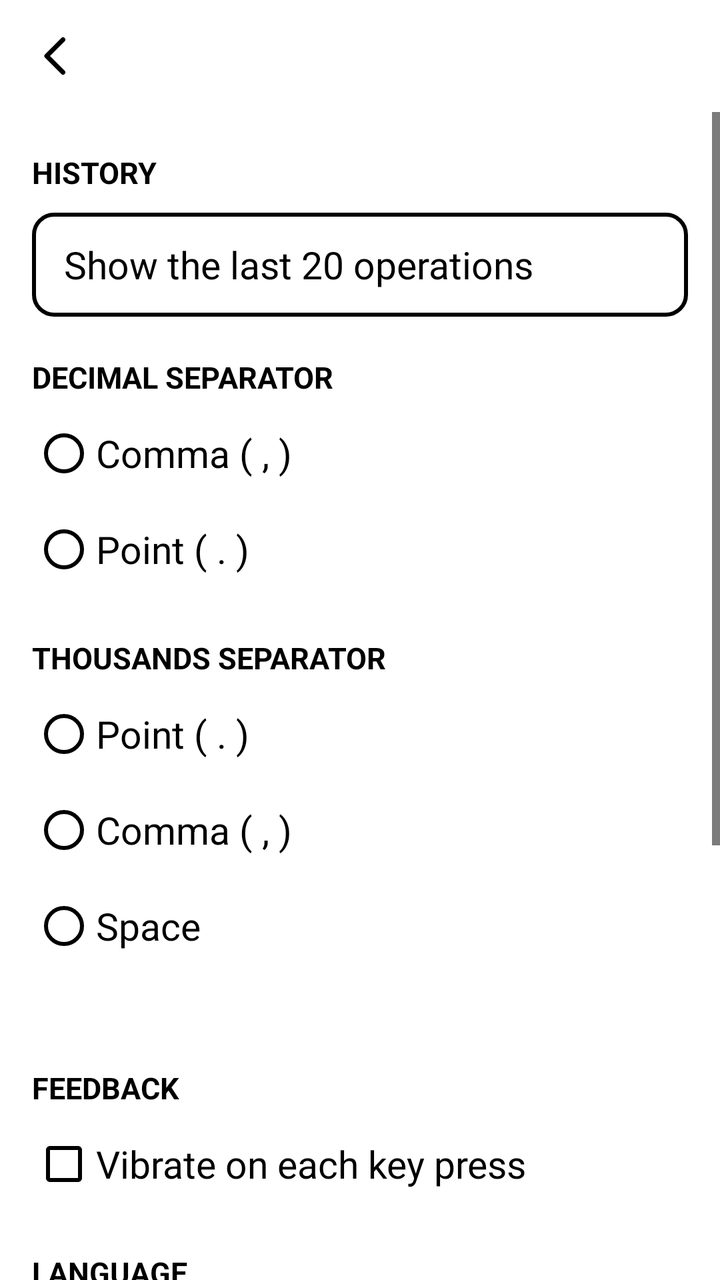
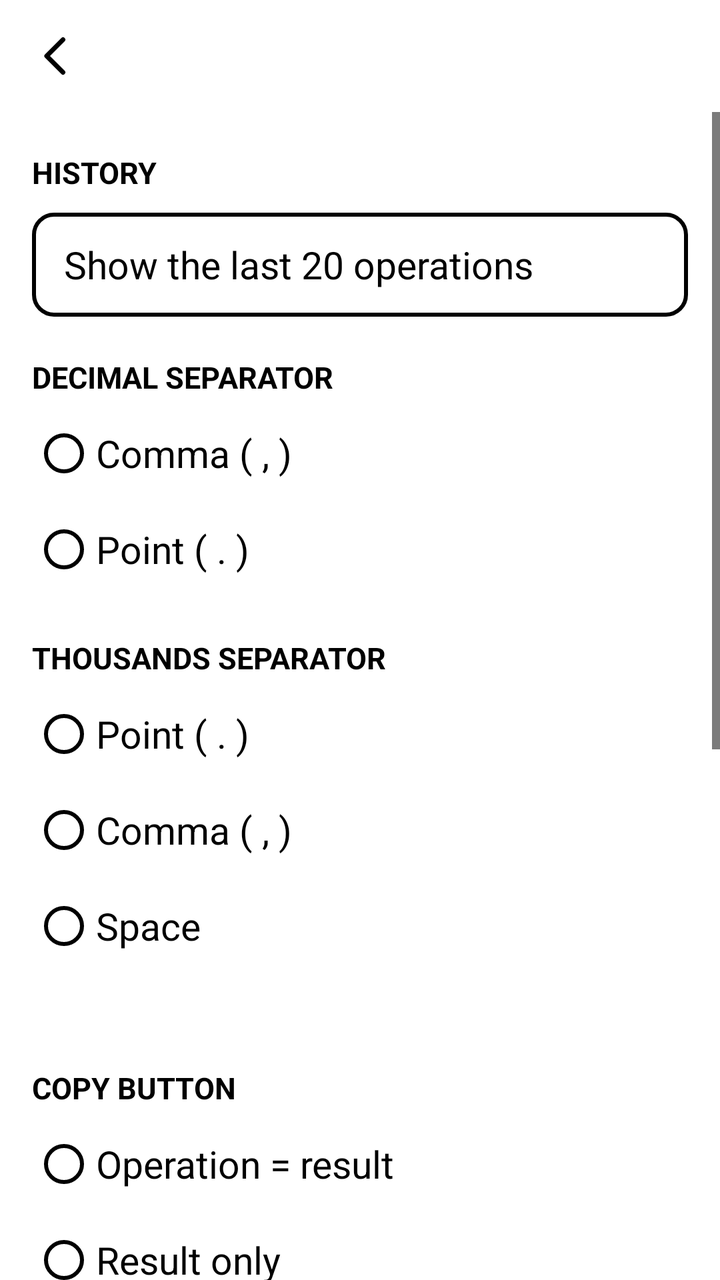

An Android layout rendered at two revisions. The XML below is the earlier revision; the diff shows what the commit changed to produce the second picture.
<!-- AndroidManifest.xml: application theme Theme.PaperCalc -->
<!-- res/layout/activity_settings.xml -->
<?xml version="1.0" encoding="utf-8"?>
<LinearLayout xmlns:android="http://schemas.android.com/apk/res/android"
    android:layout_width="match_parent"
    android:layout_height="match_parent"
    android:background="@color/paper"
    android:orientation="vertical">

    <include layout="@layout/top_bar" />

    <ScrollView
        android:layout_width="match_parent"
        android:layout_height="0dp"
        android:layout_weight="1"
        android:fadeScrollbars="false"
        android:overScrollMode="never"
        android:scrollbarStyle="outsideOverlay">

        <LinearLayout
            android:layout_width="match_parent"
            android:layout_height="wrap_content"
            android:orientation="vertical"
            android:paddingStart="16dp"
            android:paddingEnd="16dp"
            android:paddingBottom="24dp">

            
            <TextView style="@style/SectionTitle" android:text="@string/history" />

            <TextView
                android:id="@+id/btn_history"
                style="@style/RowButton"
                android:text="@string/history_open" />

            
            <TextView style="@style/SectionTitle" android:text="@string/decimal_separator" />

            <RadioGroup
                android:id="@+id/rg_decimal"
                android:layout_width="match_parent"
                android:layout_height="wrap_content">

                <RadioButton android:id="@+id/rb_dec_comma" style="@style/Option" android:text="@string/sep_comma" />
                <RadioButton android:id="@+id/rb_dec_point" style="@style/Option" android:text="@string/sep_point" />
            </RadioGroup>

            
            <TextView style="@style/SectionTitle" android:text="@string/thousands_separator" />

            <RadioGroup
                android:id="@+id/rg_group"
                android:layout_width="match_parent"
                android:layout_height="wrap_content">

                <RadioButton android:id="@+id/rb_grp_point" style="@style/Option" android:text="@string/sep_point" />
                <RadioButton android:id="@+id/rb_grp_comma" style="@style/Option" android:text="@string/sep_comma" />
                <RadioButton android:id="@+id/rb_grp_space" style="@style/Option" android:text="@string/sep_space" />
            </RadioGroup>

            <TextView
                android:id="@+id/tv_example"
                android:layout_width="match_parent"
                android:layout_height="wrap_content"
                android:layout_marginTop="4dp"
                android:textColor="@color/ink"
                android:textSize="17sp" />

            
            <TextView style="@style/SectionTitle" android:text="@string/feedback" />

            <CheckBox
                android:id="@+id/cb_haptic"
                style="@style/Option"
                android:text="@string/haptic_feedback" />

            
            <TextView style="@style/SectionTitle" android:text="@string/language" />

            <TextView
                android:id="@+id/btn_language"
                style="@style/RowButton" />

            
            <TextView style="@style/SectionTitle" android:text="@string/about" />

            <LinearLayout
                android:layout_width="match_parent"
                android:layout_height="wrap_content"
                android:background="@drawable/outline_bg"
                android:orientation="vertical"
                android:padding="14dp">

                <TextView
                    android:id="@+id/tv_app_version"
                    android:layout_width="match_parent"
                    android:layout_height="wrap_content"
                    android:textColor="@color/ink"
                    android:textSize="20sp"
                    android:textStyle="bold" />

                <LinearLayout
                    android:layout_width="match_parent"
                    android:layout_height="wrap_content"
                    android:layout_marginTop="10dp"
                    android:gravity="top"
                    android:orientation="horizontal">

                    <TextView
                        android:id="@+id/tv_about"
                        android:layout_width="0dp"
                        android:layout_height="wrap_content"
                        android:layout_weight="1"
                        android:textColor="@color/ink"
                        android:textSize="17sp" />

                    <ImageView
                        android:layout_width="30dp"
                        android:layout_height="20dp"
                        android:layout_marginStart="10dp"
                        android:layout_marginTop="3dp"
                        android:contentDescription="@string/flag_france"
                        android:src="@drawable/flag_fr" />
                </LinearLayout>

                <TextView
                    android:layout_width="match_parent"
                    android:layout_height="wrap_content"
                    android:layout_marginTop="8dp"
                    android:text="@string/about_ai"
                    android:textColor="@color/ink"
                    android:textSize="17sp" />

                <TextView
                    android:id="@+id/btn_latest_release"
                    style="@style/RowButton"
                    android:layout_marginTop="14dp"
                    android:text="@string/check_latest_release" />

                <TextView
                    android:id="@+id/tv_release_url"
                    android:layout_width="match_parent"
                    android:layout_height="wrap_content"
                    android:layout_marginTop="6dp"
                    android:textColor="@color/ink"
                    android:textIsSelectable="true"
                    android:textSize="14sp" />
            </LinearLayout>
        </LinearLayout>
    </ScrollView>
</LinearLayout>
<!-- res/layout/top_bar.xml (included above) -->
<?xml version="1.0" encoding="utf-8"?>
<LinearLayout xmlns:android="http://schemas.android.com/apk/res/android"
    android:layout_width="match_parent"
    android:layout_height="56dp"
    android:gravity="center_vertical"
    android:orientation="horizontal">

    <ImageButton
        android:id="@+id/btn_back"
        style="@style/TopIcon"
        android:layout_marginStart="4dp"
        android:contentDescription="@string/back"
        android:src="@drawable/ic_back" />

    <TextView
        android:id="@+id/tv_title"
        android:layout_width="0dp"
        android:layout_height="wrap_content"
        android:layout_weight="1"
        android:layout_marginStart="4dp"
        android:maxLines="1"
        android:textColor="@color/ink"
        android:textSize="22sp"
        android:textStyle="bold" />

    <TextView
        android:id="@+id/btn_action"
        android:layout_width="wrap_content"
        android:layout_height="48dp"
        android:layout_marginEnd="8dp"
        android:gravity="center"
        android:paddingStart="10dp"
        android:paddingEnd="10dp"
        android:textColor="@color/ink"
        android:textSize="16sp"
        android:visibility="gone"
        android:soundEffectsEnabled="false" />
</LinearLayout>
<!-- resources referenced by this layout -->
<resources>
  <color name="ink">#000000</color>
  <color name="paper">#FFFFFF</color>
  <!-- drawable ic_back (drawable) -->
  <?xml version="1.0" encoding="utf-8"?>
  <vector xmlns:android="http://schemas.android.com/apk/res/android"
      android:width="28dp"
      android:height="28dp"
      android:viewportWidth="24"
      android:viewportHeight="24">
      <path android:pathData="M15,5 L8,12 L15,19" android:strokeColor="#000000" android:strokeWidth="2" android:strokeLineCap="round" android:strokeLineJoin="round" />
  </vector>
  <!-- drawable outline_bg (drawable) -->
  <?xml version="1.0" encoding="utf-8"?>
  <shape xmlns:android="http://schemas.android.com/apk/res/android" android:shape="rectangle">
      <corners android:radius="10dp" />
      <stroke android:width="2dp" android:color="@color/ink" />
      <solid android:color="@color/paper" />
  </shape>
  <string name="about">About</string>
  <string name="about_ai">with the help of Claude AI for the code</string>
  <string name="back">Back</string>
  <string name="check_latest_release">Check for the latest release</string>
  <string name="decimal_separator">Decimal separator</string>
  <string name="feedback">Feedback</string>
  <string name="flag_france">French flag</string>
  <string name="haptic_feedback">Vibrate on each key press</string>
  <string name="history">History</string>
  <string name="history_open">Show the last 20 operations</string>
  <string name="language">Language</string>
  <string name="sep_comma">Comma ( , )</string>
  <string name="sep_point">Point ( . )</string>
  <string name="sep_space">Space</string>
  <string name="thousands_separator">Thousands separator</string>
  <style name="Option">
          <item name="android:layout_width">match_parent</item>
          <item name="android:layout_height">wrap_content</item>
          <item name="android:minHeight">48dp</item>
          <item name="android:textSize">19sp</item>
          <item name="android:textColor">@color/ink</item>
          <item name="android:buttonTint">@color/ink</item>
          <item name="android:background">@null</item>
          <item name="android:soundEffectsEnabled">false</item>
      </style>
  <style name="SectionTitle">
          <item name="android:layout_width">match_parent</item>
          <item name="android:layout_height">wrap_content</item>
          <item name="android:layout_marginTop">20dp</item>
          <item name="android:layout_marginBottom">4dp</item>
          <item name="android:textSize">15sp</item>
          <item name="android:textStyle">bold</item>
          <item name="android:textAllCaps">true</item>
          <item name="android:textColor">@color/ink</item>
      </style>
  <style name="TopIcon">
          <item name="android:layout_width">48dp</item>
          <item name="android:layout_height">48dp</item>
          <item name="android:background">@null</item>
          <item name="android:scaleType">center</item>
          <item name="android:soundEffectsEnabled">false</item>
      </style>
  <color name="flag_blue">#002395</color>
  <color name="flag_red">#ED2939</color>
  <style name="Theme.PaperCalc.Dialog" parent="@android:style/Theme.DeviceDefault.Light.Dialog.Alert">
          <item name="android:colorAccent">@color/ink</item>
          <item name="android:colorControlActivated">@color/ink</item>
          <item name="android:textColorPrimary">@color/ink</item>
          <item name="android:windowAnimationStyle">@null</item>
      </style>
  <!-- unchanged entries left out for length: 3 -->
</resources>

<!-- the commit's change to res/layout/activity_settings.xml (unified diff, before → after) -->
@@ -63,6 +63,18 @@
                 android:layout_marginTop="4dp"
                 android:textColor="@color/ink"
                 android:textSize="17sp" />
+
+            
+            <TextView style="@style/SectionTitle" android:text="@string/copy_mode" />
+
+            <RadioGroup
+                android:id="@+id/rg_copy"
+                android:layout_width="match_parent"
+                android:layout_height="wrap_content">
+
+                <RadioButton android:id="@+id/rb_copy_full" style="@style/Option" android:text="@string/copy_full" />
+                <RadioButton android:id="@+id/rb_copy_result" style="@style/Option" android:text="@string/copy_result_only" />
+            </RadioGroup>
 
             
             <TextView style="@style/SectionTitle" android:text="@string/feedback" />
<!-- resource entries referenced after the edit -->
@@ -22,6 +22,9 @@
   <string name="about_ai">with the help of Claude AI for the code</string>
   <string name="back">Back</string>
   <string name="check_latest_release">Check for the latest release</string>
+  <string name="copy_full">Operation = result</string>
+  <string name="copy_mode">Copy button</string>
+  <string name="copy_result_only">Result only</string>
   <string name="decimal_separator">Decimal separator</string>
   <string name="feedback">Feedback</string>
   <string name="flag_france">French flag</string>
